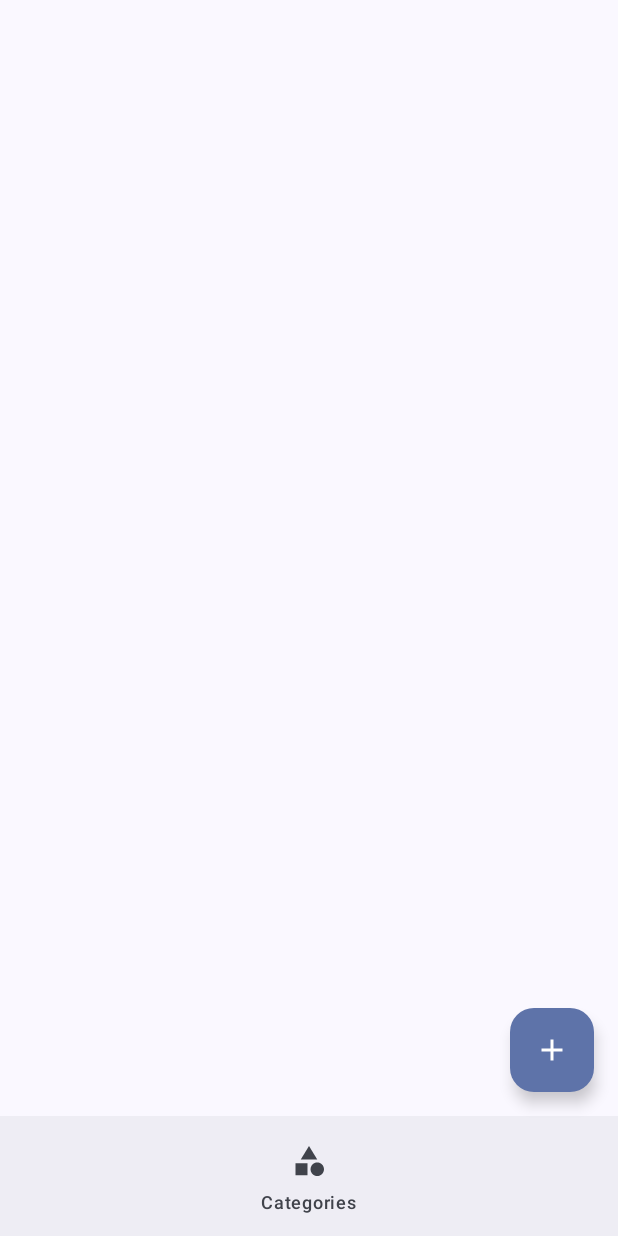
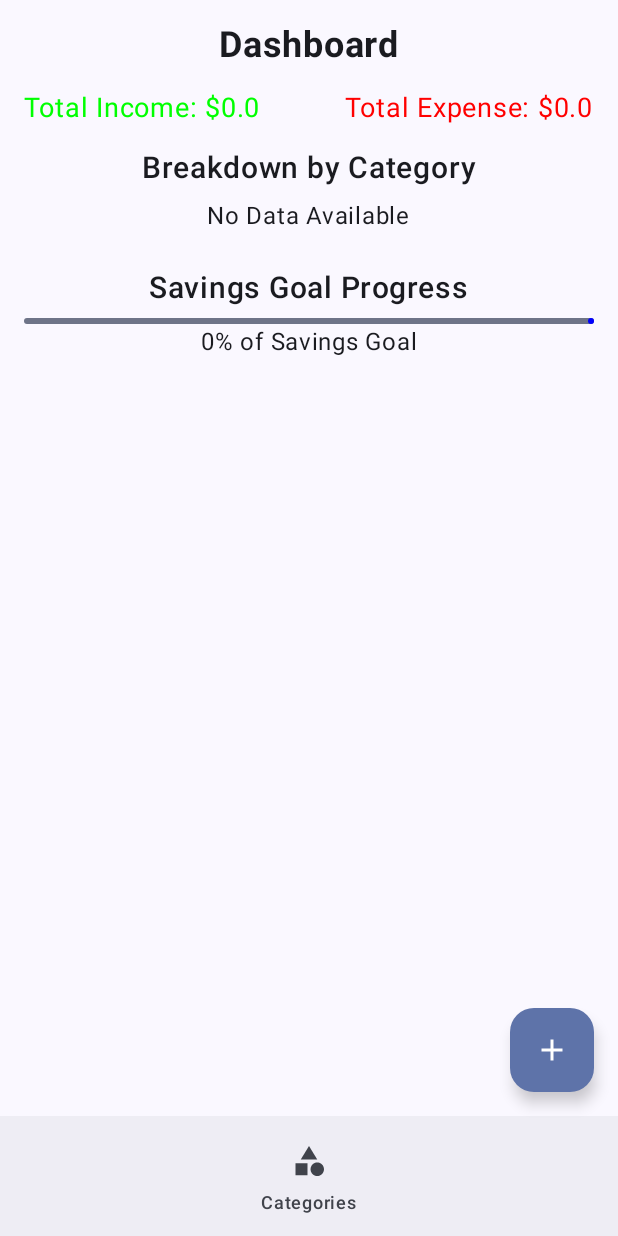
Before and after one commit to Akhila2222/moneymate, an Android app built with Jetpack Compose: the DashboardScreen screen opened through its navigation route, on a phone screen of 412 x 824 dp. Run offline under Robolectric (Android 15) with nearby library versions, the phone set to English and light mode, and no system bars; our stand-ins replace Dagger/Hilt's generated code, Firebase (no records; nobody signed in at launch, a user with empty details on screens opened directly).

Commit message:
Dashboard UI

```diff
--- a/app/src/main/java/uk/ac/tees/mad/moneymate/presentation/dashboard/Dashboard.kt
+++ b/app/src/main/java/uk/ac/tees/mad/moneymate/presentation/dashboard/Dashboard.kt
@@ -1,24 +1,63 @@
 package uk.ac.tees.mad.moneymate.presentation.dashboard
 
+import android.widget.Toast
+import androidx.compose.foundation.Canvas
+import androidx.compose.foundation.layout.Arrangement
+import androidx.compose.foundation.layout.Box
 import androidx.compose.foundation.layout.Column
+import androidx.compose.foundation.layout.Row
+import androidx.compose.foundation.layout.Spacer
+import androidx.compose.foundation.layout.fillMaxSize
+import androidx.compose.foundation.layout.fillMaxWidth
+import androidx.compose.foundation.layout.height
 import androidx.compose.foundation.layout.padding
+import androidx.compose.foundation.layout.size
+import androidx.compose.foundation.layout.width
 import androidx.compose.material.icons.Icons
 import androidx.compose.material.icons.filled.Add
 import androidx.compose.material.icons.filled.Category
 import androidx.compose.material3.BottomAppBar
 import androidx.compose.material3.Button
+import androidx.compose.material3.CircularProgressIndicator
 import androidx.compose.material3.FloatingActionButton
 import androidx.compose.material3.Icon
+import androidx.compose.material3.LinearProgressIndicator
 import androidx.compose.material3.NavigationBar
 import androidx.compose.material3.NavigationBarItem
 import androidx.compose.material3.Scaffold
 import androidx.compose.material3.Text
 import androidx.compose.runtime.Composable
+import androidx.compose.runtime.LaunchedEffect
+import androidx.compose.runtime.collectAsState
+import androidx.compose.runtime.getValue
+import androidx.compose.ui.Alignment
 import androidx.compose.ui.Modifier
+import androidx.compose.ui.graphics.Color
+import androidx.compose.ui.platform.LocalContext
+import androidx.compose.ui.text.font.FontWeight
+import androidx.compose.ui.text.style.LineHeightStyle
+import androidx.compose.ui.unit.dp
+import androidx.compose.ui.unit.sp
+import androidx.hilt.navigation.compose.hiltViewModel
 import androidx.navigation.NavHostController
 
 @Composable
-fun DashboardScreen(navController: NavHostController) {
+fun DashboardScreen(
+    navController: NavHostController,
+    viewModel: DashboardViewModel = hiltViewModel()
+) {
+    val dashboardState by viewModel.dashboardState.collectAsState()
+    val errorMessage by viewModel.error.collectAsState()
+    val isLoading by viewModel.isLoading.collectAsState()
+    val context = LocalContext.current
+
+    LaunchedEffect(errorMessage) {
+        errorMessage?.let {
+            Toast.makeText(context, it, Toast.LENGTH_SHORT).show()
+            viewModel.clearError()
+        }
+    }
+
     Scaffold(
         floatingActionButton = {
             FloatingActionButton(onClick = { navController.navigate("entry_screen") }) {
@@ -42,9 +81,127 @@ fun DashboardScreen(navController: NavHostController) {
             }
         }
     ) {
-        Column(Modifier.padding(it)) {
+        Box(
+            modifier = Modifier
+                .fillMaxSize()
+                .padding(it)
+        ) {
+            if (isLoading) {
+                CircularProgressIndicator(modifier = Modifier.align(Alignment.Center))
+            } else {
+                Column(
+                    modifier = Modifier
+                        .fillMaxSize()
+                        .padding(16.dp),
+                    horizontalAlignment = Alignment.CenterHorizontally
+                ) {
+                    Text(text = "Dashboard", fontSize = 24.sp, fontWeight = FontWeight.Bold)
 
+                    Spacer(modifier = Modifier.height(16.dp))
+
+                    // Total Income and Expense Summary
+                    Row(
+                        modifier = Modifier.fillMaxWidth(),
+                        horizontalArrangement = Arrangement.SpaceBetween
+                    ) {
+                        Text(
+                            text = "Total Income: $${dashboardState.totalIncome}",
+                            color = Color.Green,
+                            fontSize = 18.sp
+                        )
+                        Text(
+                            text = "Total Expense: $${dashboardState.totalExpense}",
+                            color = Color.Red,
+                            fontSize = 18.sp
+                        )
+                    }
+
+                    Spacer(modifier = Modifier.height(16.dp))
+
+                    // Pie Chart
+                    Text(
+                        text = "Breakdown by Category",
+                        fontSize = 20.sp,
+                        fontWeight = FontWeight.Medium
+                    )
+                    Spacer(modifier = Modifier.height(8.dp))
+                    CategoryPieChart(categoryData = dashboardState.categoryData)
+
+                    Spacer(modifier = Modifier.height(24.dp))
+
+                    // Savings Goal Progress
+                    Text(
+                        text = "Savings Goal Progress",
+                        fontSize = 20.sp,
+                        fontWeight = FontWeight.Medium
+                    )
+                    Spacer(modifier = Modifier.height(8.dp))
+                    LinearProgressIndicator(
+                        progress = { dashboardState.savingsProgress.toFloat() },
+                        modifier = Modifier.fillMaxWidth(),
+                        color = if (dashboardState.savingsProgress >= 1.0) Color.Green else Color.Blue,
+                    )
+                    Text(
+                        text = "${(dashboardState.savingsProgress * 100).toInt()}% of Savings Goal",
+                        fontSize = 16.sp
+                    )
+
+                    Spacer(modifier = Modifier.height(16.dp))
+                }
+
+            }
         }
     }
 
 }
+
+
+@Composable
+fun CategoryPieChart(categoryData: Map<String, Double>) {
+    val total = categoryData.values.sum()
+
+    if (total == 0.0) {
+        Text(text = "No Data Available")
+        return
+    }
+
+    val chartColors = listOf(
+        Color(0xFF6200EE), Color(0xFF03DAC5), Color(0xFFBB86FC), Color(0xFFFF5722),
+        Color(0xFFFFC107), Color(0xFF4CAF50), Color(0xFFFFEB3B)
+    )
+
+    val proportions = categoryData.map { (_, amount) -> amount / total }
+    val sweepAngles = proportions.map { 360f * it }
+
+    Canvas(
+        modifier = Modifier
+            .size(200.dp)
+            .padding(16.dp)
+    ) {
+        var startAngle = 0f
+        sweepAngles.forEachIndexed { index, sweepAngle ->
+            drawArc(
+                color = chartColors[index % chartColors.size],
+                startAngle = startAngle,
+                sweepAngle = sweepAngle.toFloat(),
+                useCenter = true
+            )
+            startAngle += sweepAngle.toFloat()
+        }
+    }
+
+    // Category labels
+    Column {
+        categoryData.forEach { (category, amount) ->
+            Row(
+                verticalAlignment = Alignment.CenterVertically
+            ) {
+                Canvas(modifier = Modifier.size(16.dp)) {
+                    drawCircle(color = chartColors[categoryData.keys.indexOf(category) % chartColors.size])
+                }
+                Spacer(modifier = Modifier.width(8.dp))
+                Text(text = "$category: €$amount")
+            }
+        }
+    }
+}
--- a/app/src/main/java/uk/ac/tees/mad/moneymate/presentation/dashboard/DashboardViewModel.kt
+++ b/app/src/main/java/uk/ac/tees/mad/moneymate/presentation/dashboard/DashboardViewModel.kt
@@ -31,16 +31,14 @@ class DashboardViewModel @Inject constructor(
         viewModelScope.launch {
             _isLoading.value = true
             try {
-                // First, try to sync data from Firestore if the local database is empty
                 expenseRepository.syncExpensesFromFirestore()
 
-                // Now, collect expenses from the local database
                 expenseRepository.getAllExpenses().collect { expenses ->
                     val income = expenses.filter { it.isIncome }.sumOf { it.amount }
                     val expense = expenses.filter { !it.isIncome }.sumOf { it.amount }
                     val categoryData = expenses.groupBy { it.category }
                         .mapValues { (_, expenses) -> expenses.sumOf { it.amount } }
-                    val savingsGoal = 1000.0 // This could be fetched from user preferences
+                    val savingsGoal = 1000.0 // From user preferences
                     val progress = ((income - expense) / savingsGoal).coerceAtMost(1.0)
 
                     _dashboardState.value = DashboardState(
--- a/app/src/main/java/uk/ac/tees/mad/moneymate/presentation/expenseentry/ExpenseViewmodel.kt
+++ b/app/src/main/java/uk/ac/tees/mad/moneymate/presentation/expenseentry/ExpenseViewmodel.kt
@@ -37,10 +37,10 @@ class ExpenseViewModel @Inject constructor(
         }
     }
 
-    fun addExpense(expense: Expense) {
+    fun addExpense(expense: Expense, onSuccess: () -> Unit) {
         viewModelScope.launch {
             try {
-                expenseRepository.addExpense(expense)
+                expenseRepository.addExpense(expense, onSuccess = onSuccess)
                 _error.value = null
             } catch (e: Exception) {
                 _error.value = "Failed to add expense: ${e.message}"
```
Also changed, not shown: app/src/main/java/uk/ac/tees/mad/moneymate/presentation/expenseentry/ExpenseEntryScreen.kt (+5 -4 lines), app/src/main/java/uk/ac/tees/mad/moneymate/repo/ExpenseRepository.kt (+22 -6 lines).
